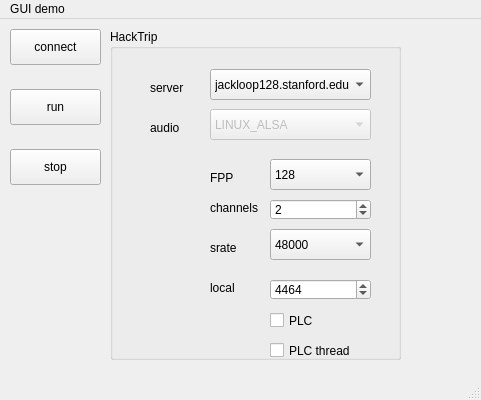
First picture: the form in guiDemo/app/mainwindow.ui, repository cchafe/hacktrip, before the edit.
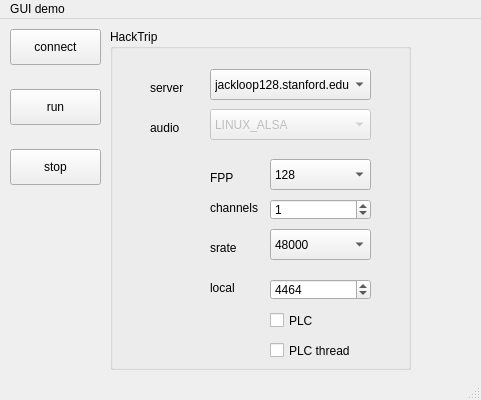
Second picture: the form after the edit.

```diff
--- a/guiDemo/app/mainwindow.ui
+++ b/guiDemo/app/mainwindow.ui
@@ -58,8 +58,8 @@
      <rect>
       <x>110</x>
       <y>10</y>
-      <width>291</width>
-      <height>331</height>
+      <width>301</width>
+      <height>341</height>
      </rect>
     </property>
     <property name="title">
@@ -75,7 +75,7 @@
       </rect>
      </property>
      <property name="value">
-      <number>2</number>
+      <number>1</number>
      </property>
     </widget>
     <widget class="QComboBox" name="FPPcomboBox">
```
